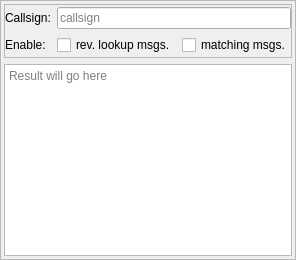
swift-project/pilotclient, file src/blackgui/components/modelmatcherlogcomponent.ui: the form before one commit.
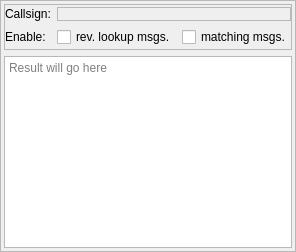
The form after the commit. Custom widgets are drawn as their Qt base class.

Commit message:
Ref T171, use callsign completer in history and matcher log
* "private slots" -> "private"
* UI connects as Qt::QueuedConnection

Diff of the .ui file:
```diff
--- a/src/blackgui/components/modelmatcherlogcomponent.ui
+++ b/src/blackgui/components/modelmatcherlogcomponent.ui
@@ -7,7 +7,7 @@
     <x>0</x>
     <y>0</y>
     <width>276</width>
-    <height>260</height>
+    <height>252</height>
    </rect>
   </property>
   <property name="windowTitle">
@@ -77,13 +77,6 @@
         </property>
        </widget>
       </item>
-      <item row="0" column="1" colspan="2">
-       <widget class="QLineEdit" name="le_Callsign">
-        <property name="placeholderText">
-         <string>callsign</string>
-        </property>
-       </widget>
-      </item>
       <item row="1" column="2">
        <widget class="QCheckBox" name="cb_LogMatchingMessages">
         <property name="toolTip">
@@ -94,6 +87,16 @@
         </property>
        </widget>
       </item>
+      <item row="0" column="1" colspan="2">
+       <widget class="BlackGui::Components::CCallsignCompleter" name="comp_CallsignCompleter">
+        <property name="frameShape">
+         <enum>QFrame::StyledPanel</enum>
+        </property>
+        <property name="frameShadow">
+         <enum>QFrame::Raised</enum>
+        </property>
+       </widget>
+      </item>
      </layout>
     </widget>
    </item>
@@ -112,6 +115,14 @@
    </item>
   </layout>
  </widget>
+ <customwidgets>
+  <customwidget>
+   <class>BlackGui::Components::CCallsignCompleter</class>
+   <extends>QFrame</extends>
+   <header>blackgui/components/callsigncompleter.h</header>
+   <container>1</container>
+  </customwidget>
+ </customwidgets>
  <resources/>
  <connections/>
 </ui>
```
The commit also changes 5 other files.
